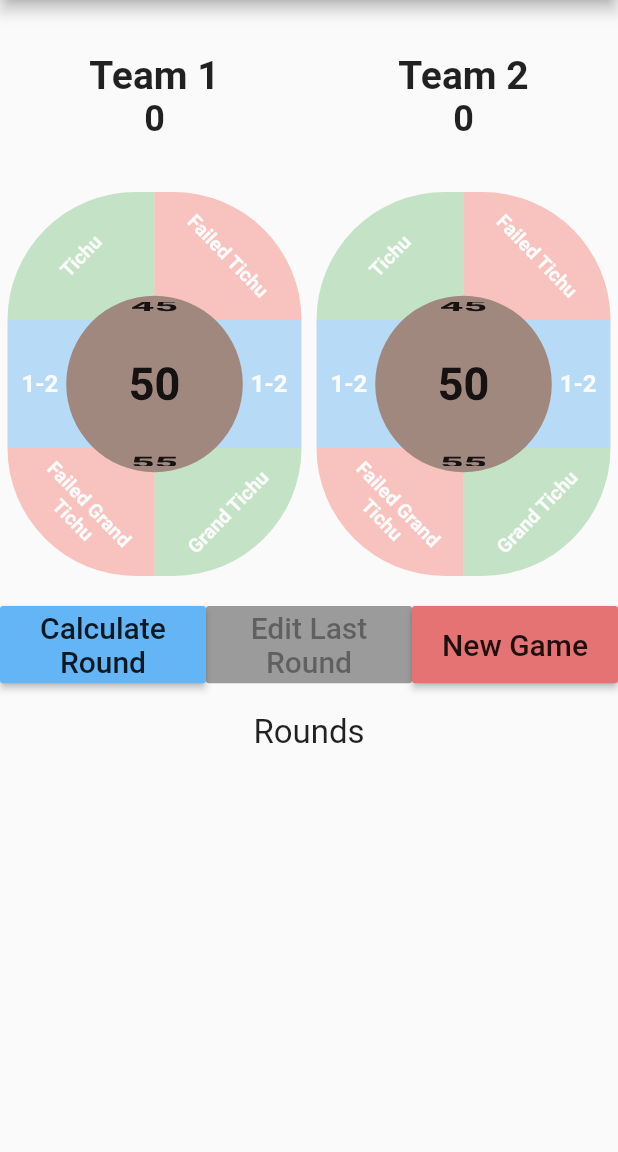
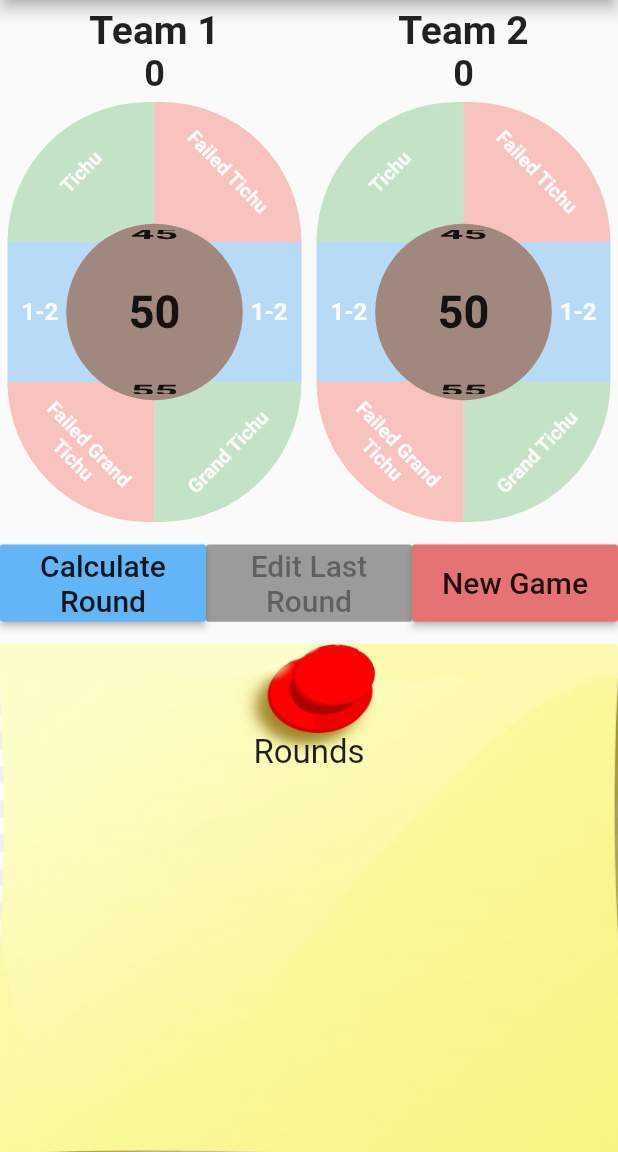
Before and after one commit to Dimitriscs1567/Tichu-Counter, a Flutter app: the screen it shows after launch, on a phone screen of 412 x 824 dp, the part 84-1236 px from its top. Run offline on Flutter 3.47's test engine with Material 2 defaults, Android fonts, the light colour scheme and no system bars; our stand-ins replace sembast; missing offline and left inert: property_change_notifier; statements that could not run were skipped.

Commit message:
added assets

```diff
--- a/lib/pages/home_page.dart
+++ b/lib/pages/home_page.dart
@@ -50,8 +50,8 @@ class _HomePageState extends State<HomePage> {
   Widget _mainWidget(){
     return Column(
       children: <Widget>[
-        Expanded(
-          flex: 1,
+        Padding(
+          padding: const EdgeInsets.symmetric(vertical: 5.0),
           child: Row(
             children: <Widget>[
               _teamsInfo(1),
@@ -70,17 +70,34 @@ class _HomePageState extends State<HomePage> {
             child: Column(
               children: <Widget>[
                 Container(
-                  margin: const EdgeInsets.symmetric(vertical: 20.0),
+                  margin: const EdgeInsets.symmetric(vertical: 15.0),
                   child: _buttonRow(),
                 ),
-                Container(
-                  margin: const EdgeInsets.only(bottom: 10.0),
-                  alignment: Alignment.center,
-                  child: Text("Rounds",
-                    style: TextStyle(fontSize: 22.0),
+                Expanded(
+                  child: Stack(
+                    children: <Widget>[
+                      Image.asset('resources/icons/notesBg.png',
+                        width: MediaQuery.of(context).size.width,
+                        fit: BoxFit.fill,
+                      ),
+                      Column(
+                        children: <Widget>[
+                          Container(
+                            margin: new EdgeInsets.only(
+                              top: MediaQuery.of(context).size.height / 14,
+                              bottom: 10.0,
+                            ),
+                            alignment: Alignment.center,
+                            child: Text("Rounds",
+                              style: TextStyle(fontSize: 22.0),
+                            ),
+                          ),
+                          _history(),
+                        ],
+                      ),
+                    ],
                   ),
                 ),
-                _history(),
               ],
             ),
           ),
@@ -279,14 +296,14 @@ class _HomePageState extends State<HomePage> {
       context: context,
       builder: (_) => AlertDialog(
         title: Text("Load Game"),
-        content: Text("A game has previously been saved. Do you want to continue this game or start a new one?"),
+        content: Text("Do you want to continue your previous game or start a new one?"),
         actions: <Widget>[
           FlatButton(
             child: Text("Start new game"),
             onPressed: (){Navigator.pop(context, false);},
           ),
           FlatButton(
-            child: Text("Continue saved game"),
+            child: Text("Continue previous game"),
             onPressed: (){Navigator.pop(context, true);},
           ),
         ],
--- a/pubspec.yaml
+++ b/pubspec.yaml
@@ -44,6 +44,8 @@ flutter:
   # assets:
   #  - images/a_dot_burr.jpeg
   #  - images/a_dot_ham.jpeg
+  assets:
+    - resources/icons/notesBg.png
 
   # An image asset can refer to one or more resolution-specific "variants", see
   # https://flutter.dev/assets-and-images/#resolution-aware.
```
Also changed, not shown: resources/icons/notesBg.png (added), 5 other files.
